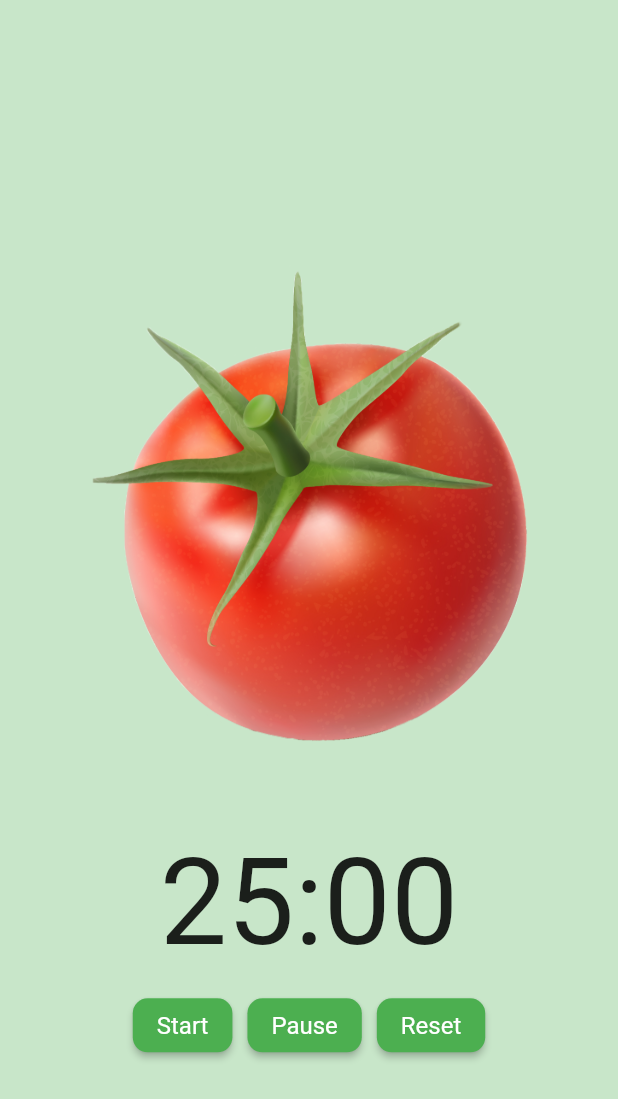
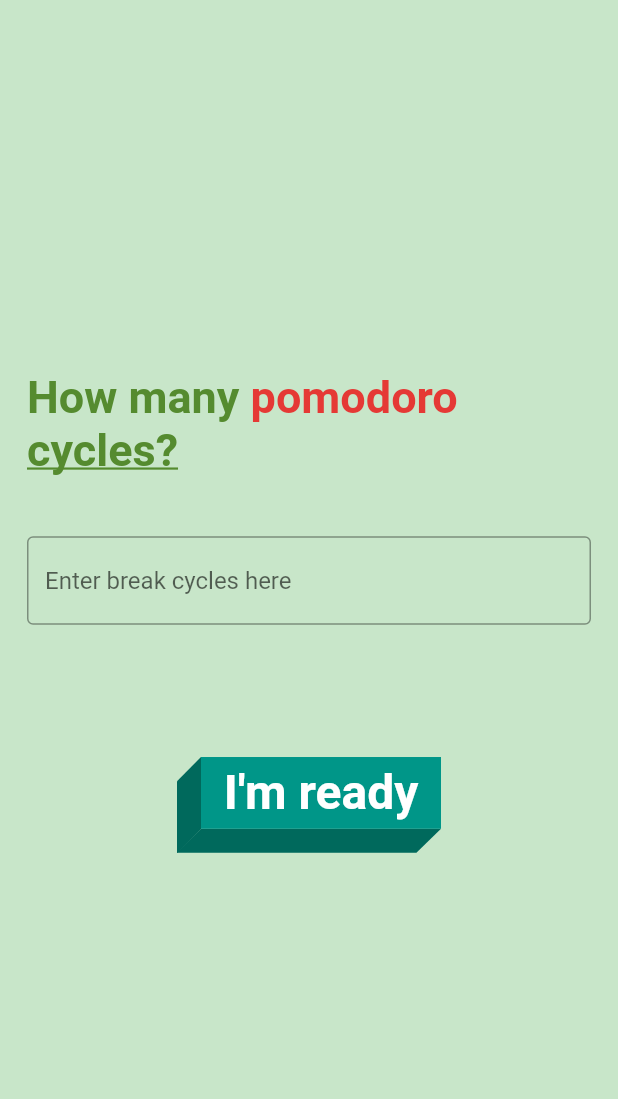
Before and after one commit to ShuaibBastaki/pomo-timer-app, a Flutter app: the screen it shows after launch, on a phone screen of 412 x 824 dp. Shown: the top 1099 px of the screen. Run offline on Flutter 3.47's test engine with Material 2 defaults, Android fonts, the phone set to English and light mode, and no system bars; our stand-ins replace animated_splash_screen, google_fonts; Roboto replaces fonts that are missing (Dosis, Pompiere).

Commit message:
multiple changes

```diff
--- /dev/null
+++ b/lib/design/clicky_button.dart
@@ -0,0 +1,115 @@
+// ignore_for_file: sort_child_properties_last, prefer_const_constructors, sized_box_for_whitespace, prefer_final_fields, use_key_in_widget_constructors
+
+import 'dart:math' as math;
+import 'package:flutter/material.dart';
+
+class ClickyButton extends StatefulWidget {
+  final Duration _duration = const Duration(milliseconds: 70);
+  final Widget child;
+  final MaterialColor color;
+  final GestureTapCallback? onPressed;
+
+  const ClickyButton({
+    Key? key,
+    required this.child,
+    this.color = Colors.green,
+    required this.onPressed,
+  });
+
+  @override
+  State<ClickyButton> createState() => _ClickyButtonState();
+}
+
+class _ClickyButtonState extends State<ClickyButton> {
+  double _faceLeft = 20.0;
+  double _faceTop = 0.0;
+  double _sideWidth = 20.0;
+  double _bottomHeight = 20.0;
+  Curve _curve = Curves.ease;
+
+  @override
+  Widget build(BuildContext context) {
+    return Container(
+      width: 220.0,
+      height: 80.0,
+      child: GestureDetector(
+        child: Stack(
+          children: <Widget>[
+            Positioned(
+              child: Transform(
+                origin: Offset(20, 0),
+                transform: Matrix4.skewY(-0.79),
+                child: AnimatedContainer(
+                  duration: widget._duration,
+                  curve: _curve,
+                  width: _sideWidth,
+                  height: 60.0,
+                  color: widget.color[800],
+                ),
+              ),
+              top: 0.2,
+            ),
+            Positioned(
+              child: Transform(
+                transform: Matrix4.skewX(-0.8),
+                child: Transform(
+                  origin: Offset(100, 10),
+                  transform: Matrix4.rotationZ(math.pi),
+                  child: AnimatedContainer(
+                    duration: widget._duration,
+                    curve: _curve,
+                    width: 200.0,
+                    height: _bottomHeight,
+                    color: widget.color[800],
+                  ),
+                ),
+              ),
+              top: 60.0,
+              left: 20.1,
+            ),
+            AnimatedPositioned(
+              duration: widget._duration,
+              curve: _curve,
+              child: Container(
+                alignment: Alignment.center,
+                width: 200.0,
+                height: 60.0,
+                decoration: BoxDecoration(
+                  color: widget.color,
+                  border: Border.all(color: widget.color, width: 1),
+                ),
+                child: widget.child,
+              ),
+              left: _faceLeft,
+              top: _faceTop,
+            ),
+          ],
+        ),
+        onTapDown: _pressed,
+        onTapUp: _unPressedOnTapUp,
+        onTapCancel: _unPressed,
+      ),
+    );
+  }
+
+  void _pressed(_) {
+    setState(() {
+      _faceLeft = 0.0;
+      _faceTop = 20.0;
+      _sideWidth = 0.0;
+      _bottomHeight = 0.0;
+    });
+    widget.onPressed!();
+  }
+
+  void _unPressedOnTapUp(_) => _unPressed();
+
+  void _unPressed() {
+    setState(() {
+      _faceLeft = 20.0;
+      _faceTop = 0.0;
+      _sideWidth = 20.0;
+      _bottomHeight = 20.0;
+    });
+  }
+}
--- a/lib/common/custom_button.dart
+++ b/lib/design/custom_button.dart
@@ -20,8 +20,8 @@ class CustomButton extends StatelessWidget {
   Widget build(BuildContext context) {
     return ElevatedButton(
       style: ElevatedButton.styleFrom(
-          primary: primary,
-          onPrimary: textColor,
+          foregroundColor: textColor,
+          backgroundColor: primary,
           shape: RoundedRectangleBorder(
               borderRadius: BorderRadius.all(Radius.circular(borderRadius))),
           textStyle: const TextStyle(
--- a/lib/main.dart
+++ b/lib/main.dart
@@ -1,6 +1,6 @@
 import 'package:animated_splash_screen/animated_splash_screen.dart';
 import 'package:flutter/material.dart';
-import 'package:pomo_timer/home_page.dart';
+import 'package:pomo_timer/navigation/welcome_page.dart';
 
 void main() {
   runApp(const MyApp());
@@ -23,7 +23,7 @@ class MyApp extends StatelessWidget {
         duration: 1800,
         backgroundColor: const Color.fromARGB(255, 28, 52, 35),
         splashTransition: SplashTransition.fadeTransition,
-        nextScreen: const HomePage(),
+        nextScreen: const WelcomePage(),
       ),
     );
   }
--- a/lib/home_page.dart
+++ b/lib/navigation/home_page.dart
@@ -1,7 +1,9 @@
+// ignore_for_file: prefer_const_constructors, unnecessary_const
+
 import 'dart:async';
 import 'dart:math';
 import 'package:flutter/material.dart';
-import 'package:pomo_timer/common/custom_button.dart';
+import 'package:pomo_timer/design/clicky_button.dart';
 import 'package:google_fonts/google_fonts.dart';
 
 class HomePage extends StatefulWidget {
@@ -120,22 +122,27 @@ class _HomePageState extends State<HomePage>
                   child: child,
                 );
               },
-              child: Padding(
-                padding: const EdgeInsets.all(60.0),
               child: tomatoIMG,
             ),
+            SizedBox(
+              height: 20,
             ),
             Text(
               "$minutes:$seconds",
-              style: GoogleFonts.pompiere(
+              style: GoogleFonts.dosis(
+                fontSize: 88,
                 textStyle: const TextStyle(fontSize: 80),
               ),
             ),
-            const SizedBox(height: 10),
-            Row(
+            const SizedBox(height: 40),
+            SizedBox(
+              width: 340,
+              child: FittedBox(
+                fit: BoxFit.fill,
+                child: Row(
                   mainAxisAlignment: MainAxisAlignment.center,
                   children: [
-                CustomButton(
+                    ClickyButton(
                       onPressed: isButtonActive
                           ? () {
                               setState(() {
@@ -144,42 +151,65 @@ class _HomePageState extends State<HomePage>
                                 isButtonActive = false;
                               });
                             }
-                      : null,
-                  borderRadius: 10,
-                  primary: Colors.green,
-                  textColor: Colors.white,
-                  child: const Text("Start"),
+                          : (() {}),
+                      color: Colors.green,
+                      child: Text(
+                        "start",
+                        style: GoogleFonts.josefinSans(
+                          textStyle: const TextStyle(
+                            fontSize: 50,
+                            color: Colors.white,
+                            fontWeight: FontWeight.bold,
+                          ),
+                        ),
+                      ),
                     ),
                     const SizedBox(
-                  width: 10,
+                      width: 8,
                     ),
-                CustomButton(
+                    ClickyButton(
                       onPressed: () {
                         _pauseTimer();
                         _stopTomato();
                         isButtonActive = true;
                       },
-                  borderRadius: 10,
-                  primary: Colors.green,
-                  textColor: Colors.white,
-                  child: const Text("Pause"),
+                      color: Colors.lime,
+                      child: Text(
+                        "pause",
+                        style: GoogleFonts.josefinSans(
+                          textStyle: const TextStyle(
+                            color: Colors.white,
+                            fontSize: 50,
+                            fontWeight: FontWeight.bold,
+                          ),
+                        ),
+                      ),
                     ),
                     const SizedBox(
-                  width: 10,
+                      width: 8,
                     ),
-                CustomButton(
+                  ],
+                ),
+              ),
+            ),
+            ClickyButton(
               onPressed: () {
                 _resetTimer();
                 _resetTomato();
                 isButtonActive = true;
               },
-                  borderRadius: 10,
-                  primary: Colors.green,
-                  textColor: Colors.white,
-                  child: const Text("Reset"),
+              color: Colors.red,
+              child: Text(
+                "reset",
+                style: GoogleFonts.josefinSans(
+                  textStyle: const TextStyle(
+                    color: Colors.white,
+                    fontSize: 50,
+                    fontWeight: FontWeight.bold,
                   ),
-              ],
-            )
+                ),
+              ),
+            ),
           ],
         ),
       ),
--- /dev/null
+++ b/lib/navigation/welcome_page.dart
@@ -0,0 +1,97 @@
+// ignore_for_file: prefer_const_constructors, sort_child_properties_last
+
+import 'package:flutter/material.dart';
+import 'package:flutter/services.dart';
+import 'package:google_fonts/google_fonts.dart';
+import 'package:pomo_timer/design/clicky_button.dart';
+import 'package:pomo_timer/navigation/home_page.dart';
+
+class WelcomePage extends StatelessWidget {
+  const WelcomePage({Key? key}) : super(key: key);
+
+  @override
+  Widget build(BuildContext context) {
+    return Scaffold(
+      extendBodyBehindAppBar: true,
+      appBar: AppBar(
+        centerTitle: true,
+        backgroundColor: Colors.transparent,
+        elevation: 0,
+      ),
+      body: Padding(
+        padding: EdgeInsets.all(18),
+        child: Column(
+          mainAxisAlignment: MainAxisAlignment.center,
+          children: [
+            RichText(
+              textAlign: TextAlign.left,
+              text: TextSpan(
+                style:
+                    TextStyle(fontSize: 30, color: Colors.lightGreen.shade800),
+                children: <TextSpan>[
+                  TextSpan(
+                    text: "How ",
+                    style: TextStyle(fontWeight: FontWeight.w600),
+                  ),
+                  TextSpan(
+                    text: "many ",
+                    style: TextStyle(fontWeight: FontWeight.w600),
+                  ),
+                  TextSpan(
+                    text: "pomodoro ",
+                    style: TextStyle(
+                        fontWeight: FontWeight.w600,
+                        color: Colors.red.shade600),
+                  ),
+                  TextSpan(
+                    text: "cycles?",
+                    style: TextStyle(
+                        fontWeight: FontWeight.w600,
+                        decoration: TextDecoration.underline),
+                  ),
+                ],
+              ),
+            ),
+            SizedBox(
+              height: 40,
+            ),
+            TextField(
+              decoration: InputDecoration(
+                border: OutlineInputBorder(),
+                hintText: 'Enter break cycles here',
+              ),
+              keyboardType: TextInputType.number,
+              inputFormatters: [FilteringTextInputFormatter.digitsOnly],
+            ),
+            SizedBox(
+              height: 80,
+            ),
+            Transform.scale(
+              scale: 0.8,
+              child: ClickyButton(
+                  child: Text(
+                    "I'm ready",
+                    style: GoogleFonts.dosis(
+                      textStyle: const TextStyle(
+                        color: Colors.white,
+                        fontSize: 40,
+                        fontWeight: FontWeight.bold,
+                      ),
+                    ),
+                  ),
+                  color: Colors.teal,
+                  onPressed: () async {
+                    Future.delayed(Duration(milliseconds: 1600), () {
+                      Navigator.push(
+                        context,
+                        MaterialPageRoute(builder: (context) => HomePage()),
+                      );
+                    });
+                  }),
+            ),
+          ],
+        ),
+      ),
+    );
+  }
+}
```
Also changed, not shown: pubspec.lock, 4 other files. Lines whose indentation alone changed are shown as unchanged.
